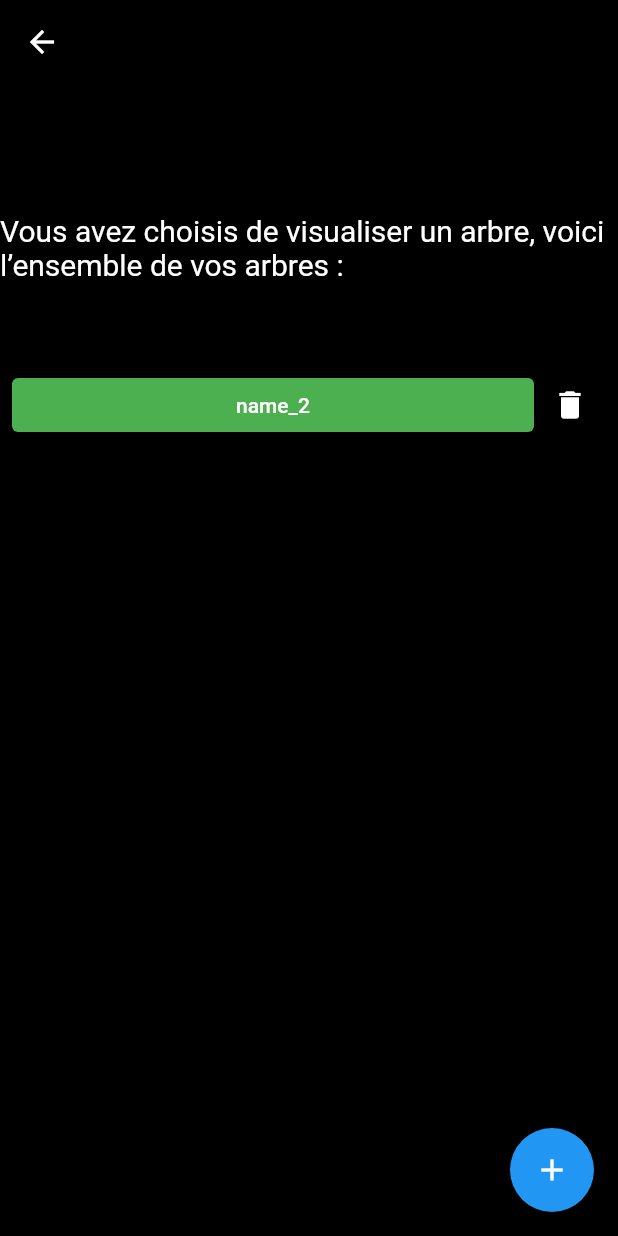
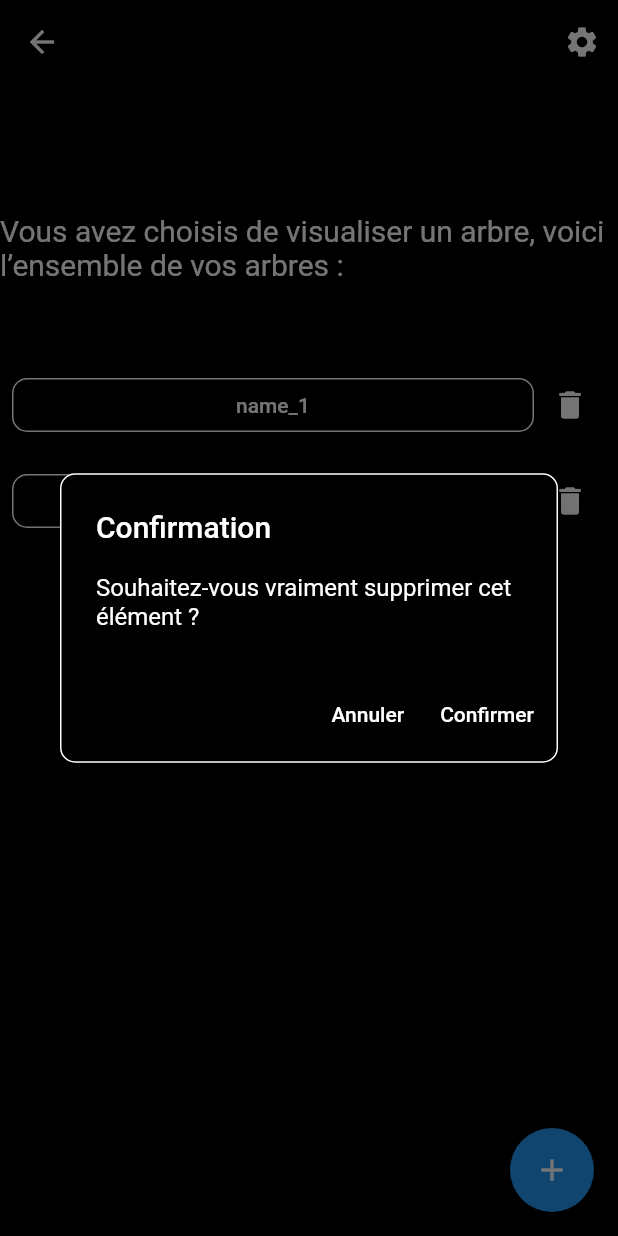
Before and after one commit to romainChuat/octrees, a Flutter app: the Visualize screen opened directly, after a tap on the "delete" icon, on a phone screen of 412 x 824 dp. Run offline on Flutter 3.47's test engine with Material 2 defaults, Android fonts, the phone set to English and light mode, and no system bars; our stand-ins replace animated_text_kit; missing offline and left inert: graphview.

Commit message:
Ajout de design

```diff
--- a/lib/ModelProvider.dart
+++ b/lib/ModelProvider.dart
@@ -43,6 +43,7 @@ class ModelProvider extends ChangeNotifier{
   }
   double _zoomFactor = 1.0;
   double get zoomFactor => _zoomFactor;
+
   void zoomIn(DessinArbre da) {
     _zoomFactor += 0.1;
     da.rho = (rho * zoomFactor).toInt();
@@ -61,4 +62,8 @@ class ModelProvider extends ChangeNotifier{
     _theta = value;
     notifyListeners();
   }
+
+  int getTreeSize() {
+    return _trees.length;
+  }
 }
--- a/lib/Visualize.dart
+++ b/lib/Visualize.dart
@@ -18,6 +18,18 @@ class Visualize extends StatelessWidget {
             Navigator.of(context).pop();
           },
         ),
+        actions: [
+          Tooltip(
+            message: 'Paramètre',
+            child: IconButton(
+              icon: const Icon(Icons.settings),
+              color: Colors.white,
+              onPressed: () {
+                // TODO ajouter des parametres dans l'icon settings
+              },
+            ),
+          ),
+        ],
       ),
       body: Center(
           child: Column(mainAxisAlignment: MainAxisAlignment.center, children: [
@@ -40,7 +52,6 @@ class Visualize extends StatelessWidget {
                           mainAxisAlignment: MainAxisAlignment.spaceBetween,
                           children: [
                             Expanded(
-
                               child: ElevatedButton(
                                   onPressed: () {
                                     Navigator.of(context).push(MaterialPageRoute(
@@ -49,8 +60,13 @@ class Visualize extends StatelessWidget {
                                                 octree: prov.getOctree(treeName))));
                                   },
                                   child: Center(child: Text(treeName)),
-                                  style: ElevatedButton.styleFrom(
-                                      backgroundColor: Colors.green)),
+                      style: ElevatedButton.styleFrom(
+                      backgroundColor: Colors.black,
+                      shape: const RoundedRectangleBorder(
+                      borderRadius:
+                      BorderRadius.all(Radius.circular(10)),
+                      side: BorderSide(color: Colors.white)))),
+
                             ),
                             Tooltip(
                               message: 'Supprimer',
@@ -58,7 +74,46 @@ class Visualize extends StatelessWidget {
                                 icon: const Icon(Icons.delete),
                                 color: Colors.white,
                                 onPressed: () {
+    showDialog(
+    context: context,
+    builder: (BuildContext context) {
+    return AlertDialog(
+    title: const Text(
+    'Confirmation',
+    style: TextStyle(color: Colors.white),
+    ),
+    backgroundColor: Colors.black,
+    shape: RoundedRectangleBorder(
+    side: BorderSide(color: Colors.white),
+    borderRadius: BorderRadius.circular(10.0),
+    ),
+    content: const Text(
+    'Souhaitez-vous vraiment supprimer cet élément ?',
+    style: TextStyle(color: Colors.white)),
+    actions: <Widget>[
+    TextButton(
+    onPressed: () {
+    Navigator.of(context).pop();
+    },
+    child: const Text(
+    'Annuler',
+    style: TextStyle(color: Colors.white),
+    ),
+    ),
+    TextButton(
+    onPressed: () {
                                   prov.removeTree(treeName);
+                                  Navigator.of(context).pop();
+    },
+      child: const Text(
+        'Confirmer',
+        style: TextStyle(color: Colors.white),
+      ),
+    ),
+    ],
+    );
+    },
+    );
                                 },
                               ),
                             ),
```
Also changed, not shown: lib/Generate.dart (+19 -0 lines), lib/main.dart (+16 -1 lines).
